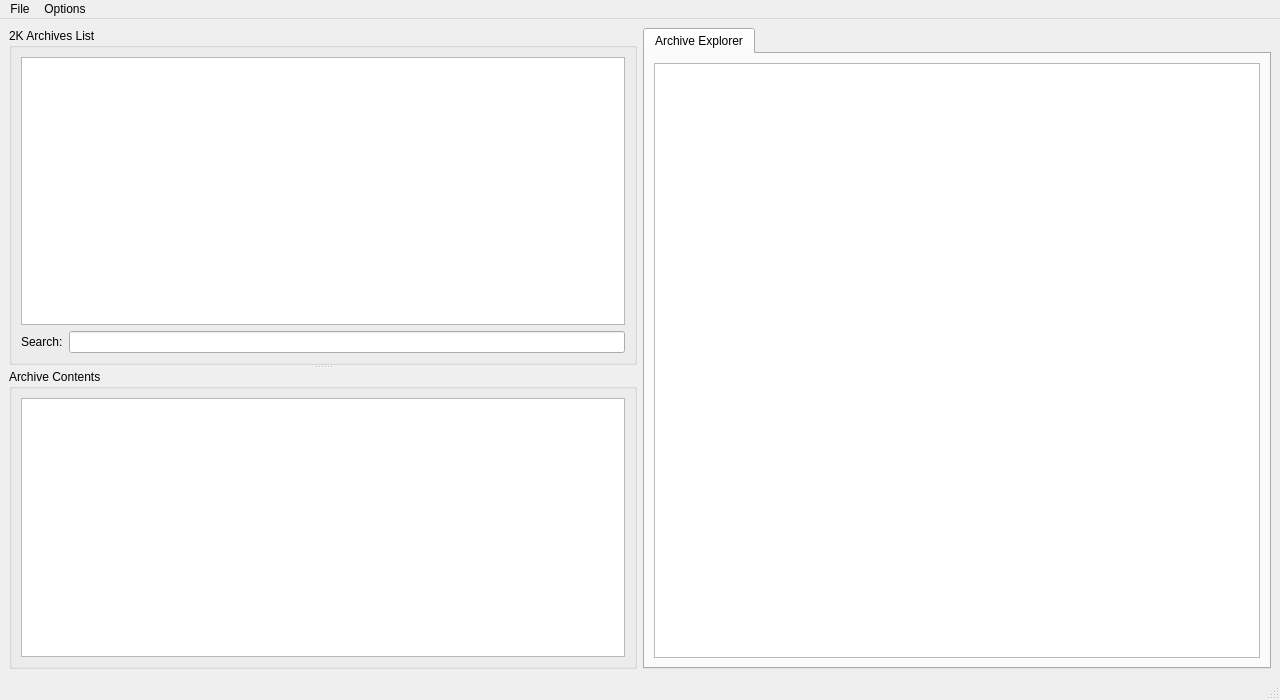
Before: the Qt Designer form 2kgui.ui in gregkwaste/NBA2K15_Explorer, drawn with Qt 5.
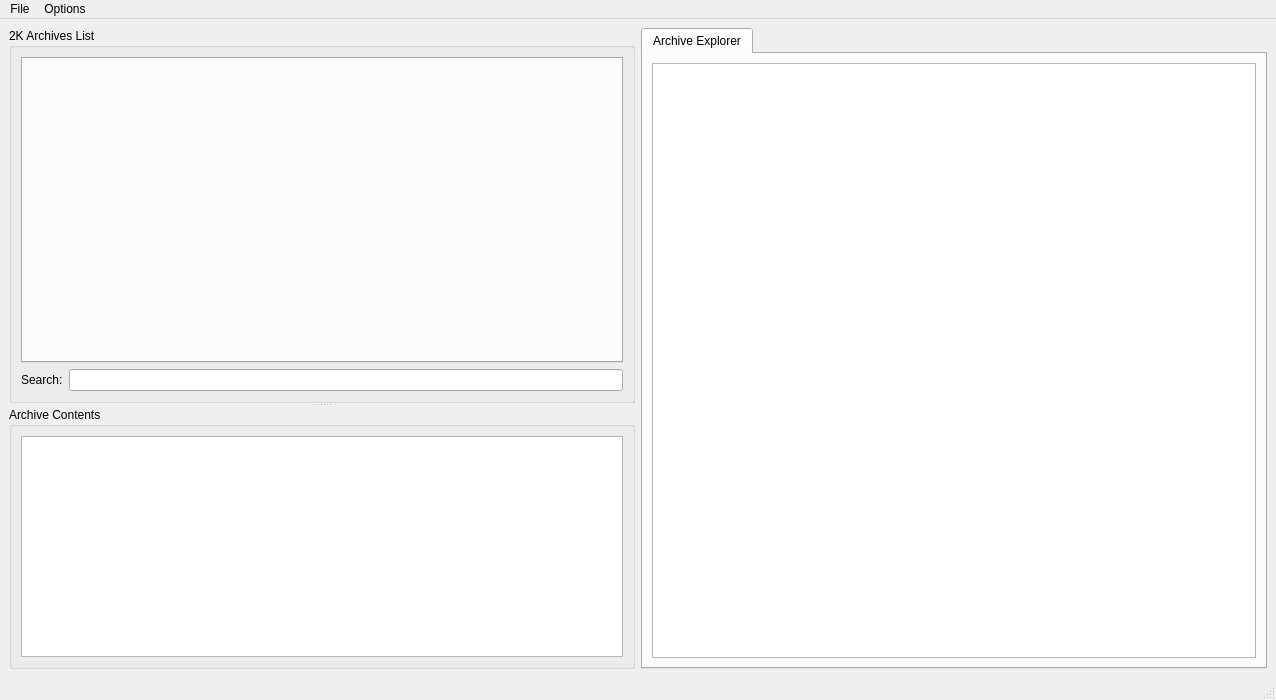
After: the same form once the commit is applied.

Commit message: 1) Huge Performance fixes on the tool 2) Replaced the treeview with a tableview 3) GUI Updates 4) Mipmap size calculation

Patch:
```diff
--- a/2kgui.ui
+++ b/2kgui.ui
@@ -6,7 +6,7 @@
    <rect>
     <x>0</x>
     <y>0</y>
-    <width>1280</width>
+    <width>1276</width>
     <height>700</height>
    </rect>
   </property>
@@ -72,6 +72,9 @@
     </item>
     <item row="0" column="0">
      <widget class="QSplitter" name="splitter">
+      <property name="lineWidth">
+       <number>1</number>
+      </property>
       <property name="orientation">
        <enum>Qt::Vertical</enum>
       </property>
@@ -81,16 +84,22 @@
        </property>
        <layout class="QVBoxLayout" name="verticalLayout_5">
         <item>
-         <widget class="QTreeView" name="treeView">
-          <property name="uniformRowHeights">
-           <bool>true</bool>
+         <widget class="QTabWidget" name="archiveTabs">
+          <property name="minimumSize">
+           <size>
+            <width>0</width>
+            <height>264</height>
+           </size>
           </property>
-          <property name="sortingEnabled">
-           <bool>false</bool>
+          <property name="tabPosition">
+           <enum>QTabWidget::North</enum>
           </property>
-          <attribute name="headerVisible">
-           <bool>true</bool>
-          </attribute>
+          <property name="tabShape">
+           <enum>QTabWidget::Rounded</enum>
+          </property>
+          <property name="currentIndex">
+           <number>-1</number>
+          </property>
          </widget>
         </item>
         <item>
@@ -141,7 +150,7 @@
     <rect>
      <x>0</x>
      <y>0</y>
-     <width>1280</width>
+     <width>1276</width>
      <height>21</height>
     </rect>
    </property>
```
Left out of the diff: 7 changed lines with no effect on the pictures. The commit also changes 5 other files.
